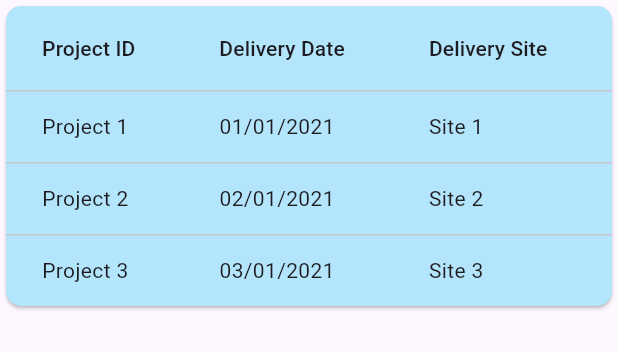
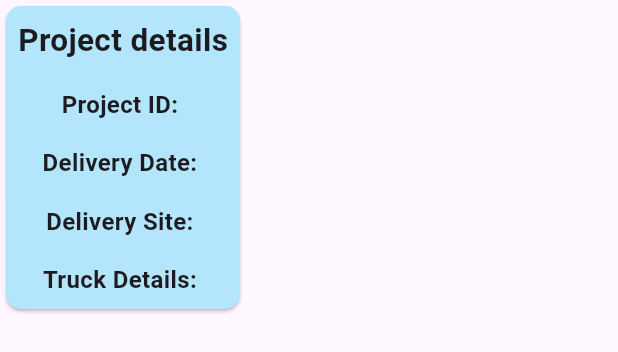
Before and after one commit to juzer-index/precast_demo, a Flutter app: the Tab3 widget shown alone on an empty page, opened directly, on a phone screen of 412 x 824 dp. Shown: the top 352 px of the screen. Run offline on Flutter 3.47's test engine with Material 3 defaults, Android fonts, the phone set to English and light mode, and no system bars; missing offline and left inert: dart:ffi; network calls fail.

Commit message:
selectable table in tab 2, tab 3 format change to summary

```diff
--- a/lib/projectDetailTabs.dart
+++ b/lib/projectDetailTabs.dart
@@ -361,11 +361,16 @@ class _ProjectDetailsState extends State<ProjectDetails> with SingleTickerProvid
   }
 }
 
-class Tab3 extends StatelessWidget {
+class Tab3 extends StatefulWidget {
   const Tab3({
     super.key,
   });
 
+  @override
+  State<Tab3> createState() => _Tab3State();
+}
+
+class _Tab3State extends State<Tab3> {
   @override
   Widget build(BuildContext context) {
     return SizedBox(
@@ -376,34 +381,35 @@ class Tab3 extends StatelessWidget {
         color: Colors.lightBlue.shade100,
         child: SingleChildScrollView(
           controller: ScrollController(),
-          scrollDirection: Axis.horizontal,
-          child: DataTable(
-            columns: const [
-              DataColumn(label: Text('Project ID')),
-              DataColumn(label: Text('Delivery Date')),
-              DataColumn(label: Text('Delivery Site')),
-              DataColumn(label: Text('Truck Details')),
+          child: const Column(
+            mainAxisAlignment: MainAxisAlignment.start,
+            children: [
+              Padding(
+                padding: EdgeInsets.all(8.0),
+                child: Text('Project details', style: TextStyle(fontWeight: FontWeight.bold, fontSize: 21),
+                ),
+              ),
+              Padding(
+                padding: EdgeInsets.all(8.0),
+                child: Text('Project ID: ', style: TextStyle(fontWeight: FontWeight.bold, fontSize: 16),
+                ),
+              ),
+              Padding(
+                padding: EdgeInsets.all(8.0),
+                child: Text('Delivery Date: ', style: TextStyle(fontWeight: FontWeight.bold, fontSize: 16),
+                ),
+              ),
+              Padding(
+                padding: EdgeInsets.all(8.0),
+                child: Text('Delivery Site: ', style: TextStyle(fontWeight: FontWeight.bold, fontSize: 16),
+                ),
+              ),
+              Padding(
+                padding: EdgeInsets.all(8.0),
+                child: Text('Truck Details: ', style: TextStyle(fontWeight: FontWeight.bold, fontSize: 16),
+                ),
+              ),
             ],
-            rows: const [
-              DataRow(cells: [
-                DataCell(Text('Project 1')),
-                DataCell(Text('01/01/2021')),
-                DataCell(Text('Site 1')),
-                DataCell(Text('Truck 1')),
-              ]),
-              DataRow(cells: [
-                DataCell(Text('Project 2')),
-                DataCell(Text('02/01/2021')),
-                DataCell(Text('Site 2')),
-                DataCell(Text('Truck 2')),
-              ]),
-              DataRow(cells: [
-                DataCell(Text('Project 3')),
-                DataCell(Text('03/01/2021')),
-                DataCell(Text('Site 3')),
-                DataCell(Text('Truck 3')),
-              ]),
-            ]
           ),
         ),
       ),
@@ -421,11 +427,16 @@ class Tab2 extends StatefulWidget {
 }
 
 class _Tab2State extends State<Tab2> {
+
+  List<ElementData> selectedElements = [];
+  List<PartData> selectedParts = [];
+
   @override
   Widget build(BuildContext context) {
     return SingleChildScrollView(
-      child: SizedBox(
-        child: Column(children: [
+      child: Column(
+        mainAxisAlignment: MainAxisAlignment.spaceEvenly,
+          children: [
         //Elements Card
         Card(
           shape: RoundedRectangleBorder(
@@ -460,14 +471,17 @@ class _Tab2State extends State<Tab2> {
                             return SizedBox(
                               height: MediaQuery.of(context).size.height *
                                   0.5,
-                                child: Expanded(
                               child: ListView.builder(itemBuilder: (context, index) {
                                 return ListTile(
                                   title: Text(snapshot.data![index].elementDesc),
+                                  onTap: () {
+                                    setState(() {
+                                      selectedElements.add(snapshot.data![index]);
+                                    });
+                                  },
                                 );
                               },
                                 itemCount: snapshot.data!.length,
-                                  ),
                               ),
                             );
                           } else if (snapshot.hasError) {
@@ -479,29 +493,17 @@ class _Tab2State extends State<Tab2> {
                   Container(
                     color: Colors.white,
                     width: MediaQuery.of(context).size.width * 0.44,
-
-                      child: FutureBuilder<List<ElementData>>(
-                          future: fetchElementData(),
-                          builder: (context, snapshot) {
-                            if (snapshot.hasData) {
-                              return SizedBox(
+                    child: SizedBox(
                       height: MediaQuery.of(context).size.height *
                           0.5,
-                                child: Expanded(
                       child: ListView.builder(itemBuilder: (context, index) {
                         return ListTile(
-                                      title: Text(snapshot.data![index].elementDesc),
+                          title: Text(selectedElements[index].elementDesc.toString()),
                         );
                       },
-                                    itemCount: snapshot.data!.length,
+                        itemCount: selectedElements.length,
                       ),
                     ),
-                              );
-                            } else if (snapshot.hasError) {
-                              return Text('${snapshot.error}');
-                            }
-                            return const CircularProgressIndicator();
-                          }),
                   ),
                 ],
               ),
@@ -518,15 +520,13 @@ class _Tab2State extends State<Tab2> {
               children: [
                 const Row(
                   children: [
-                      Expanded(
-                        child: Padding(
+                    Padding(
                       padding: EdgeInsets.all(16.0),
                       child: Text('Parts',
                           style: TextStyle(
                               fontSize: 16,
                               fontWeight: FontWeight.bold,
                               color: Colors.black)),
-                        ),
                     ),
                   ],
                 ),
@@ -548,6 +548,11 @@ class _Tab2State extends State<Tab2> {
                                     (context, index) {
                                   return ListTile(
                                     title: Text(snapshot.data![index].partDesc),
+                                    onTap: () {
+                                      setState(() {
+                                        selectedParts.add(snapshot.data![index]);
+                                      });
+                                    },
                                   );
                                 },
                                   itemCount: snapshot.data!.length,
@@ -562,27 +567,38 @@ class _Tab2State extends State<Tab2> {
                     Container(
                       color: Colors.white,
                       width: MediaQuery.of(context).size.width * 0.44,
-                        child: FutureBuilder<List<PartData>>(
-                            future: fetchPartData(),
-                            builder: (context, snapshot) {
-                              if (snapshot.hasData) {
-                                return SizedBox(
+                      child: SizedBox(
                         height: MediaQuery.of(context).size.height *
                             0.5,
-                                  child: ListView.builder(itemBuilder:
-                                      (context, index) {
+                        child: ListView.builder(itemBuilder: (context, index) {
                           return ListTile(
-                                      title: Text(snapshot.data![index].partDesc),
+                            title: Text(selectedParts[index].partDesc.toString()),
                           );
                         },
-                                    itemCount: snapshot.data!.length,
+                          itemCount: selectedParts.length,
                         ),
-                                );
-                              } else if (snapshot.hasError) {
-                                return Text('${snapshot.error}');
-                              }
-                              return const CircularProgressIndicator();
-                            }),
+                      ),
+                      // child: FutureBuilder<List<PartData>>(
+                      //     future: fetchPartData(),
+                      //     builder: (context, snapshot) {
+                      //       if (snapshot.hasData) {
+                      //         return SizedBox(
+                      //           height: MediaQuery.of(context).size.height *
+                      //               0.5,
+                      //           child: ListView.builder(itemBuilder:
+                      //               (context, index) {
+                      //             return ListTile(
+                      //               title: Text(snapshot.data![index].partDesc),
+                      //             );
+                      //           },
+                      //             itemCount: snapshot.data!.length,
+                      //           ),
+                      //         );
+                      //       } else if (snapshot.hasError) {
+                      //         return Text('${snapshot.error}');
+                      //       }
+                      //       return const CircularProgressIndicator();
+                      //     }),
                     ),
                   ],
                 ),
@@ -590,7 +606,19 @@ class _Tab2State extends State<Tab2> {
             ),
           ),
         ),
-        ]),
+            const SizedBox(height: 20,),
+            Row(
+              mainAxisAlignment: MainAxisAlignment.spaceEvenly,
+              children: [
+                ElevatedButton(onPressed: (){}, child: const Text('Scan QR'),
+                ),
+                ElevatedButton(onPressed: (){}, child: const Text('Manual'),
+                ),
+                ElevatedButton(onPressed: (){}, child: const Text('Save')),
+              ],
+            ),
+            const SizedBox(height: 20,),
+          ]
       ),
     );
   }
```
Also changed, not shown: lib/homepage.dart (+3 -5 lines), lib/sideBarMenu.dart (+0 -7 lines). Lines whose indentation alone changed are shown as unchanged.
